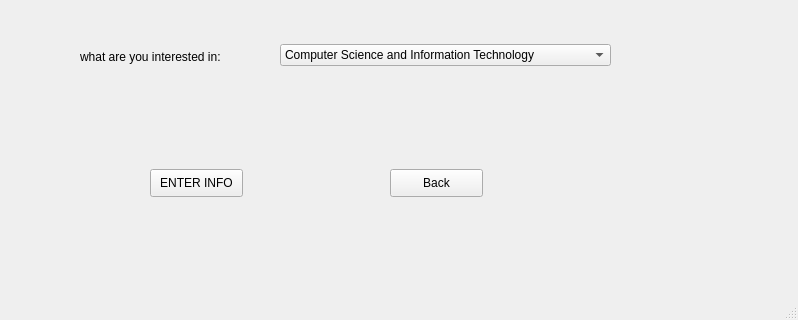
Before: the Qt Designer form UI files/Enter Your Info.ui in tikna1234/minor-project, drawn with Qt 5; both pictures show x 0 to 798 and y 291 to 611 of the 798 by 611 pixel window.
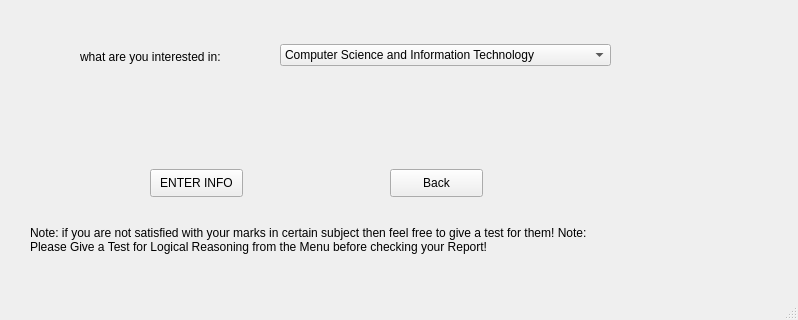
After: the same form once the commit is applied.

Commit message: Update Enter Your Info.ui

The edit to the form file:
```diff
--- a/UI files/Enter Your Info.ui
+++ b/UI files/Enter Your Info.ui
@@ -266,6 +266,22 @@
      </property>
     </item>
    </widget>
+   <widget class="QLabel" name="label_9">
+    <property name="geometry">
+     <rect>
+      <x>30</x>
+      <y>510</y>
+      <width>581</width>
+      <height>41</height>
+     </rect>
+    </property>
+    <property name="text">
+     <string>Note: if you are not satisfied with your marks in certain subject then feel free to give a test for them! Note: Please Give a Test for Logical Reasoning from the Menu before checking your Report!</string>
+    </property>
+    <property name="wordWrap">
+     <bool>true</bool>
+    </property>
+   </widget>
   </widget>
   <widget class="QMenuBar" name="menubar">
    <property name="geometry">
```
